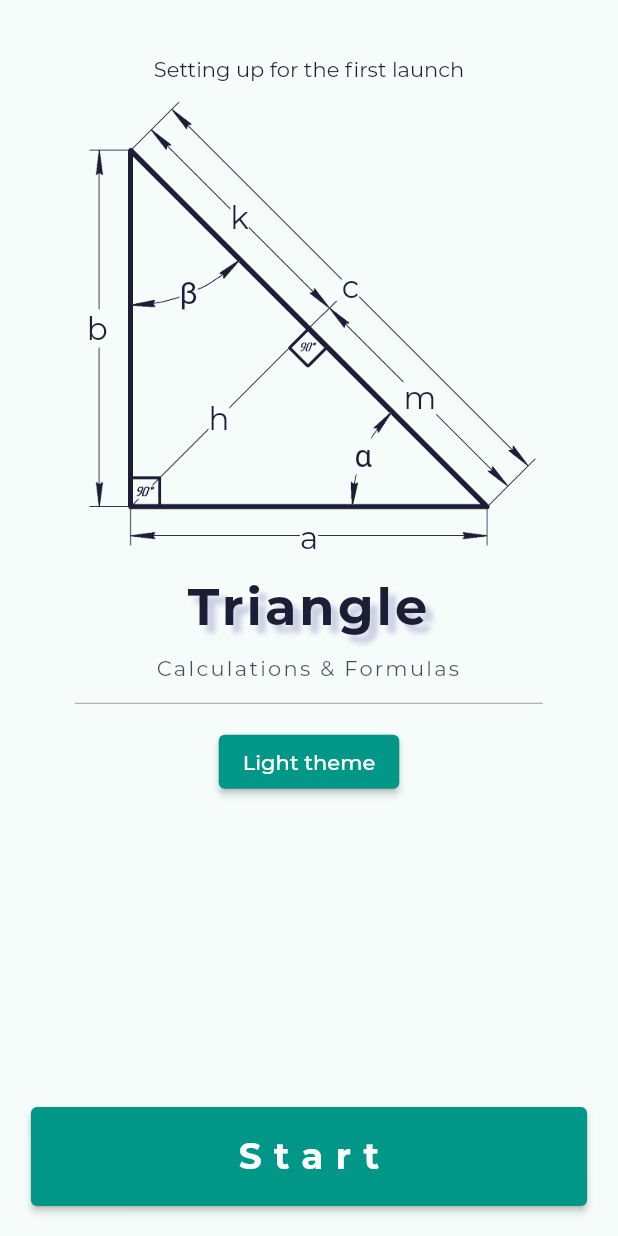
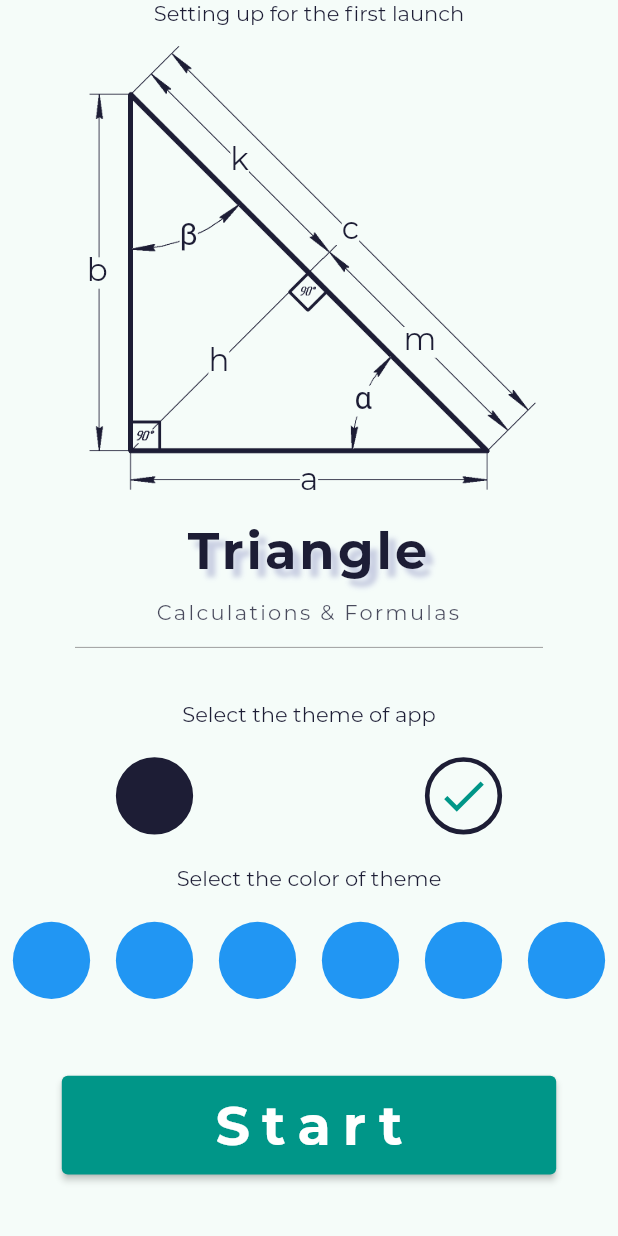
Before and after one commit to a-dev-mobile/calc_triangle, a Flutter app: the screen it shows after launch, on a phone screen of 412 x 824 dp. Run offline on Flutter 3.47's test engine with Material 2 defaults, Android fonts, the phone set to English and light mode, and no system bars; our stand-ins replace flutter_screenutil, get, get_storage, logger; missing offline and left inert: flutter_inappwebview.

Commit message:
fixed the theme selection and font sizes

```diff
--- a/lib/app/controller/welcome/welcome_c.dart
+++ b/lib/app/controller/welcome/welcome_c.dart
@@ -22,6 +22,24 @@ class WelcomeController extends GetxController {
     AppUtils.setIsDarkTheme(isDarkTheme.value);
   }
 
+  void setDarkTheme() {
+    if (isDarkTheme.value == true) return;
+
+    Get.changeThemeMode(ThemeMode.dark);
+    isDarkTheme.value = true;
+
+    AppUtils.setIsDarkTheme(isDarkTheme.value);
+  }
+
+  void setLightTheme() {
+    if (isDarkTheme.value == false) return;
+
+    Get.changeThemeMode(ThemeMode.light);
+    isDarkTheme.value = false;
+
+    AppUtils.setIsDarkTheme(isDarkTheme.value);
+  }
+
   @override
   void onInit() {
     //инициализация перед запуском и правильное отображение  isDarkTheme.value
--- a/lib/app/ui/pages/right_triangle/right_triangle_input_w.dart
+++ b/lib/app/ui/pages/right_triangle/right_triangle_input_w.dart
@@ -23,7 +23,6 @@ class RightTriangleInputWidget extends StatelessWidget {
   @override
   Widget build(BuildContext context) {
     return Scaffold(
-      drawer: DrawerWidget(),
       body: SafeArea(
         child: Stack(
           children: [
@@ -53,11 +52,6 @@ class RightTriangleInputWidget extends StatelessWidget {
                     child: NumPad(),
                   ),
                 ),
-                Container(
-                  width: 1.sw,
-                  color: Colors.amber,
-                  height: 0.08.sh,
-                )
               ],
             ),
           ],
--- a/lib/app/ui/pages/right_triangle/widget/numpad_w.dart
+++ b/lib/app/ui/pages/right_triangle/widget/numpad_w.dart
@@ -83,7 +83,7 @@ class CalculatorKey extends StatelessWidget {
         textStyle = AppStyleNumpad.function(context);
         break;
       case KeyType.operator:
-        textStyle = AppStyleNumpad.operator;
+        textStyle = AppStyleNumpad.operator(context);
         break;
       case KeyType.integer:
       default:
--- a/lib/app/ui/pages/right_triangle/widget/r_triangle_image_info_w.dart
+++ b/lib/app/ui/pages/right_triangle/widget/r_triangle_image_info_w.dart
@@ -2,6 +2,7 @@ import 'dart:math';
 
 import 'package:calc_triangle/app/constant/const.dart';
 import 'package:calc_triangle/app/ui/theme/app_color.dart';
+import 'package:calc_triangle/app/ui/theme/app_style.dart';
 import 'package:calc_triangle/app/ui/theme/app_utils.dart';
 import 'package:flutter/material.dart';
 import 'package:flutter_screenutil/flutter_screenutil.dart';
@@ -72,14 +73,7 @@ class TextInfo extends StatelessWidget {
       offset: Offset((posX / 100) * minSize, (posY / 100) * minSize),
       child: Transform.rotate(
           angle: angle * pi / 180,
-          child: Text(
-            text,
-            style: TextStyle(
-              color: AppColors.text(context),
-              backgroundColor: AppColors.content(context),
-              fontSize: 60.sp,
-            ),
-          )),
+          child: Text(text, style: AppStyleTextImage.text(context))),
     );
   }
 }
--- a/lib/app/ui/pages/welcome/welcome_p.dart
+++ b/lib/app/ui/pages/welcome/welcome_p.dart
@@ -6,9 +6,14 @@ import 'package:calc_triangle/app/ui/pages/right_triangle/widget/r_triangle_imag
 
 import 'package:calc_triangle/app/ui/theme/app_color.dart';
 import 'package:calc_triangle/app/ui/theme/app_size.dart';
+import 'package:calc_triangle/app/ui/theme/app_style.dart';
 
 import 'package:flutter/material.dart';
+import 'package:flutter_screenutil/flutter_screenutil.dart';
 import 'package:get/get.dart';
+
+import 'widgets/change_color_w.dart';
+import 'widgets/change_theme_w.dart';
 
 class WelcomePage extends GetView<WelcomeController> {
   const WelcomePage({Key? key}) : super(key: key);
@@ -17,17 +22,60 @@ class WelcomePage extends GetView<WelcomeController> {
   Widget build(BuildContext context) {
     var c = controller;
 
-    var size = MediaQuery.of(context).size;
     return Scaffold(
       body: SafeArea(
         child: Column(
           children: [
-            const Spacer(),
             Text(
               TranslateHelper.settingFirstLaunch,
               style: TextStyle(color: AppColors.text(context)),
             ),
+            SizedBox(
+              height: 0.80.sh,
+              child: SingleChildScrollView(
+                child: Column(
+                  children: [
                     const RightTriangleImageInfoWidget(),
+                    WelcomeAppTitle(),
+                    ChangeThemeWidget(),
+                    ChangeColorWidget(),
+                  ],
+                ),
+              ),
+            ),
+            Spacer(),
+            SizedBox(width: 0.8.sw, height: 0.08.sh, child: WelcomeBtnStart()),
+            Spacer()
+          ],
+        ),
+      ),
+    );
+  }
+}
+
+class WelcomeBtnStart extends StatelessWidget {
+  const WelcomeBtnStart({
+    Key? key,
+  }) : super(key: key);
+
+  @override
+  Widget build(BuildContext context) {
+    return ElevatedButton(
+      onPressed: () => Get.toNamed(Routes.SELECT_SHAPE),
+      child: Text(TranslateHelper.launch, style: AppStyleButton.start(context)),
+    );
+  }
+}
+
+class WelcomeAppTitle extends StatelessWidget {
+  const WelcomeAppTitle({
+    Key? key,
+  }) : super(key: key);
+
+  @override
+  Widget build(BuildContext context) {
+    return Column(
+      children: [
         Text(
           TranslateHelper.appName,
           textAlign: TextAlign.center,
@@ -83,42 +131,7 @@ class WelcomePage extends GetView<WelcomeController> {
           indent: 50,
           endIndent: 50,
         ),
-            Obx(() {
-              String text = c.isDarkTheme.value
-                  ? TranslateHelper.darkTheme
-                  : TranslateHelper.lightTheme;
-
-              return ElevatedButton(
-                  onPressed: () {
-                    c.switchTheme();
-                  },
-                  child: Text(text));
-            }),
-            const Spacer(
-              flex: 5,
-            ),
-            Padding(
-              padding: const EdgeInsets.symmetric(
-                  vertical: ConstDefaultDouble.padding),
-              child: SizedBox(
-                width: size.width * 0.9,
-                height: size.height * 0.08,
-                child: ElevatedButton(
-                  onPressed: () => Get.toNamed(Routes.SELECT_SHAPE),
-                  child: Text(
-                    TranslateHelper.launch,
-                    style: TextStyle(
-                      fontSize: AppSize.fontSizeHeadline5(context),
-                      letterSpacing: 8,
-                      fontWeight: FontWeight.bold,
-                    ),
-                  ),
-                ),
-              ),
-            )
       ],
-        ),
-      ),
     );
   }
 }
--- /dev/null
+++ b/lib/app/ui/pages/welcome/widgets/change_color_w.dart
@@ -0,0 +1,64 @@
+import 'package:calc_triangle/app/ui/theme/app_utils.dart';
+import 'package:flutter/material.dart';
+import 'package:flutter_screenutil/flutter_screenutil.dart';
+
+class ChangeColorWidget extends StatelessWidget {
+  const ChangeColorWidget({Key? key}) : super(key: key);
+
+  @override
+  Widget build(BuildContext context) {
+    return Column(
+      children: [
+        SizedBox(height: 20.h),
+        const Text(
+          ' Select the color of theme ',
+        ),
+        SizedBox(height: 20.h),
+        Row(
+          mainAxisAlignment: MainAxisAlignment.spaceAround,
+          children: [
+            CircleButton(
+              onTap: () {},
+            ),
+            CircleButton(
+              onTap: () {},
+            ),
+            CircleButton(
+              onTap: () {},
+            ),
+            CircleButton(
+              onTap: () {},
+            ),
+            CircleButton(
+              onTap: () {},
+            ),
+            CircleButton(
+              onTap: () {},
+            ),
+          ],
+        ),
+      ],
+    );
+  }
+}
+
+class CircleButton extends StatelessWidget {
+  const CircleButton({
+    Key? key,
+    required this.onTap,
+  }) : super(key: key);
+  final Function() onTap;
+
+  @override
+  Widget build(BuildContext context) {
+    return InkResponse(
+      onTap: onTap,
+      child: Container(
+        width: 50.r,
+        height: 50.r,
+        decoration:
+            const BoxDecoration(color: Colors.blue, shape: BoxShape.circle),
+      ),
+    );
+  }
+}
--- /dev/null
+++ b/lib/app/ui/pages/welcome/widgets/change_theme_w.dart
@@ -0,0 +1,82 @@
+import 'package:calc_triangle/app/constant/const.dart';
+import 'package:calc_triangle/app/controller/welcome/welcome_c.dart';
+import 'package:calc_triangle/app/ui/theme/app_color.dart';
+import 'package:calc_triangle/app/ui/theme/app_style.dart';
+import 'package:calc_triangle/app/ui/theme/app_utils.dart';
+import 'package:flutter/material.dart';
+import 'package:flutter_screenutil/flutter_screenutil.dart';
+import 'package:get/get.dart';
+
+class ChangeThemeWidget extends StatelessWidget {
+  const ChangeThemeWidget({Key? key}) : super(key: key);
+
+  @override
+  Widget build(BuildContext context) {
+    WelcomeController controller = Get.find();
+    return Column(
+      children: [
+        SizedBox(height: 20.h),
+        const Text(
+          ' Select the theme of app ',
+        ),
+        SizedBox(height: 20.h),
+        Obx(
+          () {
+            bool isDark = controller.isDarkTheme.value;
+
+            return Row(
+              mainAxisAlignment: MainAxisAlignment.spaceAround,
+              children: [
+                CircleButton(
+                    onTap: () {
+                      controller.setDarkTheme();
+                    },
+                    color: ConstColor.scaffoldDarkTheme,
+                    icon: isDark
+                        ? AppStyleButton.iconActiveTheme(context)
+                        : AppStyleButton.iconNotActiveTheme(context)),
+                CircleButton(
+                    onTap: () {
+                      controller.setLightTheme();
+                    },
+                    color: ConstColor.scaffoldLightTheme,
+                    icon: !isDark
+                        ? AppStyleButton.iconActiveTheme(context)
+                        : AppStyleButton.iconNotActiveTheme(context)),
+              ],
+            );
+          },
+        )
+      ],
+    );
+  }
+}
+
+class CircleButton extends StatelessWidget {
+  const CircleButton({
+    Key? key,
+    required this.onTap,
+    required this.color,
+    required this.icon,
+  }) : super(key: key);
+  final Function() onTap;
+  final Color color;
+  final Widget icon;
+
+  @override
+  Widget build(BuildContext context) {
+    return InkResponse(
+      onTap: onTap,
+      child: Container(
+        width: 50.r,
+        height: 50.r,
+        child: icon,
+        decoration: BoxDecoration(
+            color: color,
+            shape: BoxShape.circle,
+            border: Border.all(
+                color: AppColors.contentRevers(context), width: 3.r)),
+      ),
+    );
+  }
+}
--- a/lib/app/ui/theme/app_color.dart
+++ b/lib/app/ui/theme/app_color.dart
@@ -13,6 +13,10 @@ abstract class AppColors {
     return color;
   }
 
+  static Color contentRevers(BuildContext context) {
+    Color color = Theme.of(context).textTheme.bodyText1?.color ?? Colors.red;
+    return color;
+  }
   // static Color contentReverse = AppUtils.isDark
   //     ? ConstColor.scaffoldDarkTheme
   //     : ConstColor.scaffoldLightTheme;
--- a/lib/app/ui/theme/app_style.dart
+++ b/lib/app/ui/theme/app_style.dart
@@ -8,29 +8,30 @@ import 'app_size.dart';
 
 abstract class AppStyleNumpad {
   static TextStyle function(BuildContext context) {
-    return TextStyle(color: const Color(0xffF50021), fontSize: 80.sp);
+    return TextStyle(color: const Color(0xffF50021), fontSize: 40.sp);
   }
 
-  static TextStyle operator =
-      TextStyle(color: ConstColor.primary, fontSize: 150.sp);
+  static TextStyle operator(BuildContext context) {
+    return TextStyle(color: ConstColor.primary, fontSize: 40.sp);
+  }
 
   static TextStyle integer(BuildContext context) {
-    return TextStyle(color: AppColors.text(context), fontSize: 120.sp);
+    return TextStyle(color: AppColors.text(context), fontSize: 40.sp);
     // fontSize: AppSize.fontSizeHeadline5(context));
   }
 }
 
 abstract class AppStyleDrawer {
   static TextStyle textAppName =
-      TextStyle(color: const Color(0xff000000), fontSize: 80.sp);
+      TextStyle(color: const Color(0xff000000), fontSize: 30.sp);
   static TextStyle textAppNameSub =
-      TextStyle(color: const Color(0xe6000000), fontSize: 60.sp);
+      TextStyle(color: const Color(0xe6000000), fontSize: 20.sp);
 
   static TextStyle textItem =
-      TextStyle(color: const Color(0xe6000000), fontSize: 60.sp);
+      TextStyle(color: const Color(0xe6000000), fontSize: 20.sp);
 
   static const colorIcon = Color(0xffA0A0A0);
-  static double sizeIcon = 120.sp;
+  static double sizeIcon = 20.sp;
 }
 
 abstract class AppStyleTextInfo {
@@ -48,17 +49,50 @@ abstract class AppStyleTextInfo {
 }
 
 abstract class AppStyleTextImage {
+  static TextStyle text(BuildContext context) {
+    return TextStyle(
+        color: AppColors.text(context),
+        height: 1,
+        // backgroundColor: Colors.blue,
+        backgroundColor: AppColors.content(context),
+        fontSize: 20.sp);
+  }
+
   static TextStyle active(BuildContext context) {
     return TextStyle(
         color: Colors.red,
         backgroundColor: AppColors.content(context),
-        fontSize: 80.sp);
+        fontSize: 25.sp);
   }
 
   static TextStyle inActive(BuildContext context) {
     return TextStyle(
         color: AppColors.text(context),
         backgroundColor: AppColors.content(context),
-        fontSize: 70.sp);
+        fontSize: 20.sp);
   }
 }
+
+abstract class AppStyleButton {
+  static TextStyle start(BuildContext context) {
+    return TextStyle(
+      // color: AppColors.text(context),
+      // backgroundColor: AppColors.content(context),
+      fontSize: 35.sp,
+      letterSpacing: 8,
+      fontWeight: FontWeight.bold,
+    );
+  }
+
+  static Widget iconActiveTheme(BuildContext context) {
+    return Icon(
+      Icons.check,
+      color: Theme.of(context).primaryColor,
+      size: 35.sp,
+    );
+  }
+
+  static Widget iconNotActiveTheme(BuildContext context) {
+    return Container();
+  }
+}
--- a/lib/main.dart
+++ b/lib/main.dart
@@ -39,11 +39,9 @@ class MyApp extends StatelessWidget {
   @override
   Widget build(BuildContext context) {
     return ScreenUtilInit(
-        designSize: const Size(1080, 2400),
+        designSize: const Size(360, 800),
         builder: () {
           var isDarkTheme = AppUtils.isDark();
-
-          printt.v('main AppUtils.isDark()  ${AppUtils.isDark()}');
 
           return GetMaterialApp(
             navigatorKey: MyApp.materialKey,
```
Also changed, not shown: lib/app/ui/theme/light_dark_theme.dart (+11 -13 lines). Lines whose indentation alone changed are shown as unchanged.
